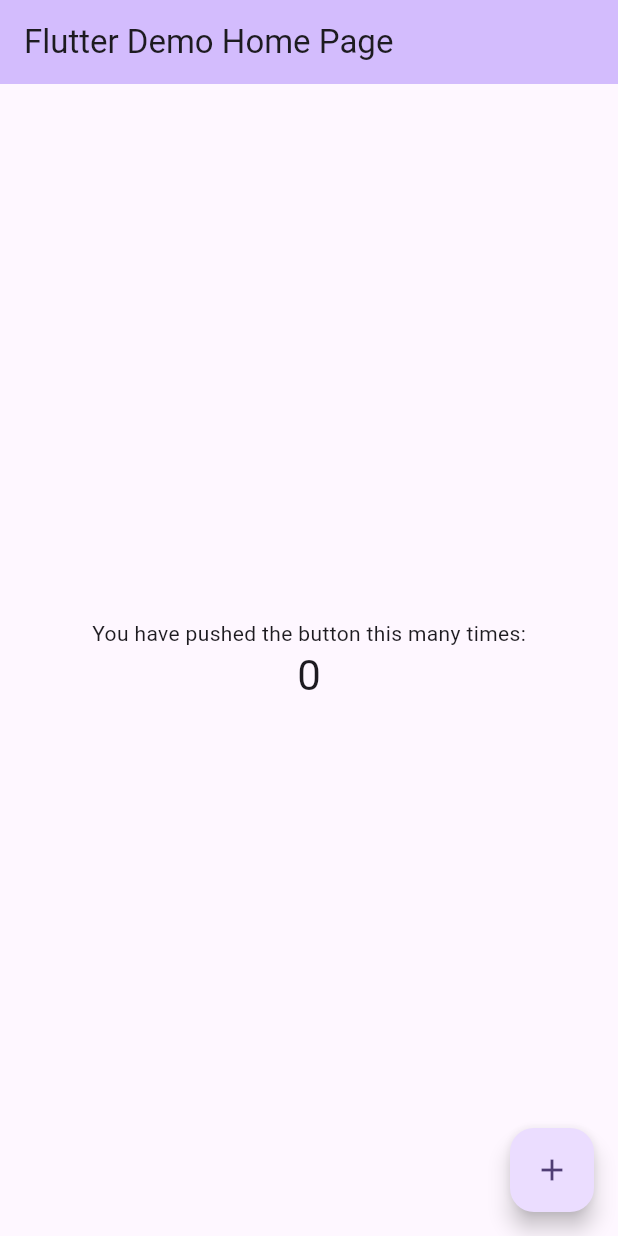
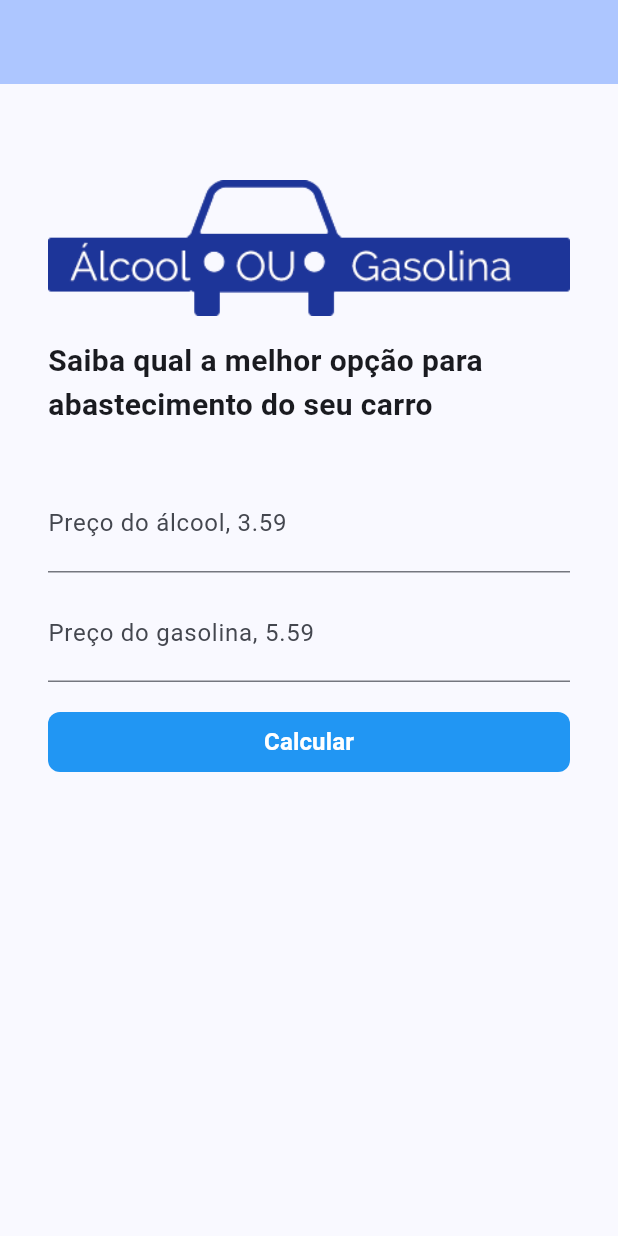
Before and after one commit to LukaasMachado143/alcohol-or-gasoline-app, a Flutter app: the screen it shows after launch, on a phone screen of 412 x 824 dp. Run offline on Flutter 3.47's test engine with Material 3 defaults, Android fonts, the phone set to English and light mode, and no system bars.

Commit message:
feat: Creation of layout

```diff
--- /dev/null
+++ b/lib/homePage.dart
@@ -0,0 +1,84 @@
+import 'package:flutter/material.dart';
+
+class MyHomePage extends StatefulWidget {
+  @override
+  State<MyHomePage> createState() => _MyHomePageState();
+}
+
+class _MyHomePageState extends State<MyHomePage> {
+  TextEditingController _alcoholController = TextEditingController();
+  TextEditingController _gasolineController = TextEditingController();
+
+  @override
+  Widget build(BuildContext context) {
+    return Scaffold(
+      appBar: AppBar(
+        backgroundColor: Theme.of(context).colorScheme.inversePrimary,
+      ),
+      body: Container(
+        padding: EdgeInsets.all(32),
+        child: Center(
+          child: Column(
+            crossAxisAlignment: CrossAxisAlignment.stretch,
+            children: [
+              Padding(
+                padding: EdgeInsets.only(top: 32),
+                child: Image.asset("images/logo.png"),
+              ),
+              Padding(
+                padding: EdgeInsets.only(top: 16),
+                child: Text(
+                  "Saiba qual a melhor opção para abastecimento do seu carro",
+                  style: TextStyle(fontWeight: FontWeight.bold, fontSize: 20),
+                ),
+              ),
+              Padding(
+                padding: EdgeInsets.only(top: 32),
+                child: TextField(
+                  keyboardType: TextInputType.number,
+                  decoration: InputDecoration(
+                    labelText: "Preço do álcool, 3.59",
+                  ),
+                  style: TextStyle(fontSize: 22),
+                  controller: _alcoholController,
+                ),
+              ),
+              Padding(
+                padding: EdgeInsets.only(top: 8),
+                child: TextField(
+                  keyboardType: TextInputType.number,
+                  decoration: InputDecoration(
+                    labelText: "Preço do gasolina, 5.59",
+                  ),
+                  style: TextStyle(fontSize: 22),
+                  controller: _gasolineController,
+                ),
+              ),
+              Padding(
+                padding: EdgeInsets.only(top: 16),
+                child: TextButton(
+                  onPressed: () {},
+                  child: Text(
+                    "Calcular",
+                    style: TextStyle(
+                      color: Colors.white,
+                      fontSize: 16,
+                      fontWeight: FontWeight.w600,
+                    ),
+                  ),
+                  style: TextButton.styleFrom(
+                    backgroundColor: Colors.blue,
+                    padding: EdgeInsets.all(8),
+                    shape: RoundedRectangleBorder(
+                      borderRadius: BorderRadius.circular(8),
+                    ),
+                  ),
+                ),
+              ),
+            ],
+          ),
+        ),
+      ),
+    );
+  }
+}
--- a/lib/main.dart
+++ b/lib/main.dart
@@ -1,122 +1,20 @@
+import 'package:alcohol_or_gasoline/homePage.dart';
 import 'package:flutter/material.dart';
 
 void main() {
-  runApp(const MyApp());
+  runApp(MyApp());
 }
 
 class MyApp extends StatelessWidget {
-  const MyApp({super.key});
-
-  // This widget is the root of your application.
   @override
   Widget build(BuildContext context) {
     return MaterialApp(
-      title: 'Flutter Demo',
+      title: 'Alcohol or Gasoline',
       theme: ThemeData(
-        // This is the theme of your application.
-        //
-        // TRY THIS: Try running your application with "flutter run". You'll see
-        // the application has a purple toolbar. Then, without quitting the app,
-        // try changing the seedColor in the colorScheme below to Colors.green
-        // and then invoke "hot reload" (save your changes or press the "hot
-        // reload" button in a Flutter-supported IDE, or press "r" if you used
-        // the command line to start the app).
-        //
-        // Notice that the counter didn't reset back to zero; the application
-        // state is not lost during the reload. To reset the state, use hot
-        // restart instead.
-        //
-        // This works for code too, not just values: Most code changes can be
-        // tested with just a hot reload.
-        colorScheme: ColorScheme.fromSeed(seedColor: Colors.deepPurple),
+        colorScheme: ColorScheme.fromSeed(seedColor: Colors.blueAccent),
       ),
-      home: const MyHomePage(title: 'Flutter Demo Home Page'),
+      home: MyHomePage(),
+      debugShowCheckedModeBanner: false,
     );
   }
 }
-
-class MyHomePage extends StatefulWidget {
-  const MyHomePage({super.key, required this.title});
-
-  // This widget is the home page of your application. It is stateful, meaning
-  // that it has a State object (defined below) that contains fields that affect
-  // how it looks.
-
-  // This class is the configuration for the state. It holds the values (in this
-  // case the title) provided by the parent (in this case the App widget) and
-  // used by the build method of the State. Fields in a Widget subclass are
-  // always marked "final".
-
-  final String title;
-
-  @override
-  State<MyHomePage> createState() => _MyHomePageState();
-}
-
-class _MyHomePageState extends State<MyHomePage> {
-  int _counter = 0;
-
-  void _incrementCounter() {
-    setState(() {
-      // This call to setState tells the Flutter framework that something has
-      // changed in this State, which causes it to rerun the build method below
-      // so that the display can reflect the updated values. If we changed
-      // _counter without calling setState(), then the build method would not be
-      // called again, and so nothing would appear to happen.
-      _counter++;
-    });
-  }
-
-  @override
-  Widget build(BuildContext context) {
-    // This method is rerun every time setState is called, for instance as done
-    // by the _incrementCounter method above.
-    //
-    // The Flutter framework has been optimized to make rerunning build methods
-    // fast, so that you can just rebuild anything that needs updating rather
-    // than having to individually change instances of widgets.
-    return Scaffold(
-      appBar: AppBar(
-        // TRY THIS: Try changing the color here to a specific color (to
-        // Colors.amber, perhaps?) and trigger a hot reload to see the AppBar
-        // change color while the other colors stay the same.
-        backgroundColor: Theme.of(context).colorScheme.inversePrimary,
-        // Here we take the value from the MyHomePage object that was created by
-        // the App.build method, and use it to set our appbar title.
-        title: Text(widget.title),
-      ),
-      body: Center(
-        // Center is a layout widget. It takes a single child and positions it
-        // in the middle of the parent.
-        child: Column(
-          // Column is also a layout widget. It takes a list of children and
-          // arranges them vertically. By default, it sizes itself to fit its
-          // children horizontally, and tries to be as tall as its parent.
-          //
-          // Column has various properties to control how it sizes itself and
-          // how it positions its children. Here we use mainAxisAlignment to
-          // center the children vertically; the main axis here is the vertical
-          // axis because Columns are vertical (the cross axis would be
-          // horizontal).
-          //
-          // TRY THIS: Invoke "debug painting" (choose the "Toggle Debug Paint"
-          // action in the IDE, or press "p" in the console), to see the
-          // wireframe for each widget.
-          mainAxisAlignment: MainAxisAlignment.center,
-          children: <Widget>[
-            const Text('You have pushed the button this many times:'),
-            Text(
-              '$_counter',
-              style: Theme.of(context).textTheme.headlineMedium,
-            ),
-          ],
-        ),
-      ),
-      floatingActionButton: FloatingActionButton(
-        onPressed: _incrementCounter,
-        tooltip: 'Increment',
-        child: const Icon(Icons.add),
-      ), // This trailing comma makes auto-formatting nicer for build methods.
-    );
-  }
-}
--- a/pubspec.yaml
+++ b/pubspec.yaml
@@ -58,9 +58,8 @@ flutter:
   uses-material-design: true
 
   # To add assets to your application, add an assets section, like this:
-  # assets:
-  #   - images/a_dot_burr.jpeg
-  #   - images/a_dot_ham.jpeg
+  assets:
+    - images/logo.png
 
   # An image asset can refer to one or more resolution-specific "variants", see
   # https://flutter.dev/to/resolution-aware-images
```
Also changed, not shown: images/logo.png (added), 1 other file.
